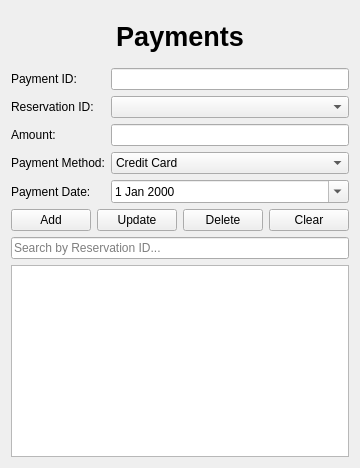
This is payments.ui in WeWeBunnyX/HotelReservationSQL_Application as Qt 5 draws it before an edit. The edited form follows.
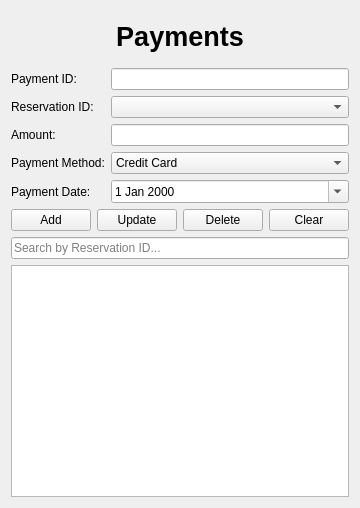
This is the edited form.

Commit message: Add mock Payment Module SQL implementation

```diff
--- a/payments.ui
+++ b/payments.ui
@@ -2,6 +2,14 @@
 <ui version="4.0">
  <class>PaymentsModule</class>
  <widget class="QWidget" name="PaymentsModule">
+  <property name="geometry">
+   <rect>
+    <x>0</x>
+    <y>0</y>
+    <width>358</width>
+    <height>508</height>
+   </rect>
+  </property>
   <property name="windowTitle">
    <string>Payments Module</string>
   </property>
@@ -111,9 +119,8 @@
    </item>
 
    <item>
-    <widget class="QTableWidget" name="tablePayments"/>
+    <widget class="QTableView" name="tablePayments"/>
    </item>
-
   </layout>
  </widget>
  <resources/>
```
Left out of the diff: 73 changed lines with no effect on the pictures. The commit also changes 2 other files.
